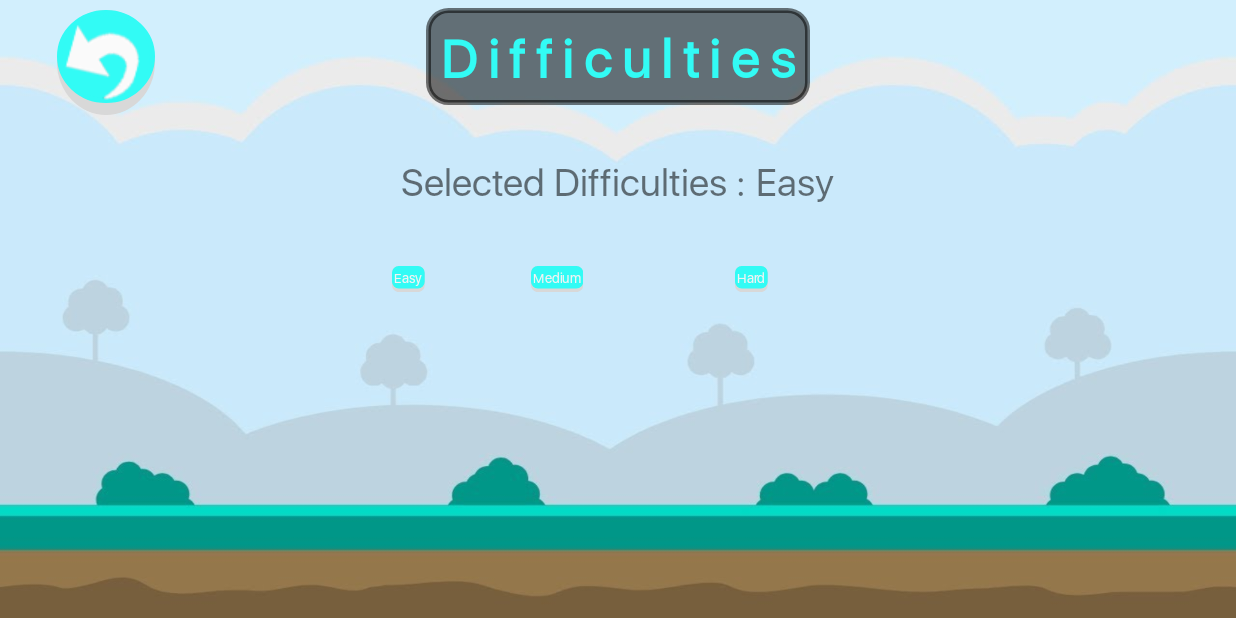
After one commit to 01richardrs/Educational-App, an Android app: the Difficulties screen opened directly, with no data from a screen before it, on a phone screen of 824 x 412 dp (held sideways). The commit adds this screen. Run offline under Robolectric (Android 15) with nearby library versions, the phone set to English and light mode, and no system bars.

Commit message:
Add Difficulties Features

```diff
--- /dev/null
+++ b/app/src/main/java/com/richardrs/example/educationalapp/Difficulties.java
@@ -0,0 +1,112 @@
+package com.richardrs.example.educationalapp;
+
+import androidx.appcompat.app.AppCompatActivity;
+
+import android.content.SharedPreferences;
+import android.os.Bundle;
+import android.view.View;
+import android.view.animation.Animation;
+import android.view.animation.AnimationUtils;
+import android.widget.Button;
+import android.widget.ImageButton;
+import android.widget.TextView;
+import android.widget.Toast;
+
+public class Difficulties extends AppCompatActivity {
+    public int Difficulties;
+
+    @Override
+    protected void onCreate(Bundle savedInstanceState) {
+        super.onCreate(savedInstanceState);
+        setContentView(R.layout.activity_difficulties);
+
+        ImageButton back = (ImageButton) findViewById(R.id.back);
+        final Button Easy = (Button)findViewById(R.id.easy);
+        final Button Medium = (Button)findViewById(R.id.medium);
+        final Button Hard = (Button)findViewById(R.id.hard);
+        final TextView diff = (TextView)findViewById(R.id.textViewso);
+
+        Difficulties = 1;
+
+
+        SharedPreferences preferences = getSharedPreferences("Pref",MODE_PRIVATE);
+        int difficulties = preferences.getInt("DIFFICULTIES",1);
+        if(difficulties == 1){
+            diff.setText("Easy");
+        }else if(difficulties == 2){
+            diff.setText("Medium");
+        }else if(difficulties == 3){
+            diff.setText("Hard");
+        }else{
+            diff.setText("Easy");
+        }
+
+        final Animation bonce = AnimationUtils.loadAnimation(this, R.anim.bounce);
+        Bounce interpolator = new Bounce(0.2, 20);
+        bonce.setInterpolator(interpolator);
+
+        Easy.setAnimation(bonce);
+        Medium.setAnimation(bonce);
+        Hard.setAnimation(bonce);
+
+        Easy.setOnClickListener(new View.OnClickListener() {
+            @Override
+            public void onClick(View v) {
+                Bounce interpolator = new Bounce(0.3, 25);
+                bonce.setInterpolator(interpolator);
+                Easy.startAnimation(bonce);
+                Difficulties = 1;
+                diff.setText("Easy");
+                Toast.makeText(Difficulties.this, "Set on Easy.",
+                        Toast.LENGTH_SHORT).show();
+            }
+        });
+
+        Medium.setOnClickListener(new View.OnClickListener() {
+            @Override
+            public void onClick(View v) {
+                Bounce interpolator = new Bounce(0.3, 25);
+                bonce.setInterpolator(interpolator);
+                Medium.startAnimation(bonce);
+                Difficulties = 2;
+
+                diff.setText("Medium");
+                Toast.makeText(Difficulties.this, "Set on Medium.",
+                        Toast.LENGTH_SHORT).show();
+            }
+        });
+
+        Hard.setOnClickListener(new View.OnClickListener() {
+            @Override
+            public void onClick(View v) {
+                Bounce interpolator = new Bounce(0.3, 25);
+                bonce.setInterpolator(interpolator);
+                Hard.startAnimation(bonce);
+                Difficulties = 3;
+
+                diff.setText("Hard");
+                Toast.makeText(Difficulties.this, "Set on Hard.",
+                        Toast.LENGTH_SHORT).show();
+            }
+        });
+
+        back.setOnClickListener(new View.OnClickListener() {
+            @Override
+            public void onClick(View v) {
+                finish();
+            }
+        });
+
+
+    }
+
+    @Override
+    protected void onDestroy() {
+        super.onDestroy();
+        SharedPreferences preferences = getSharedPreferences("Pref", MODE_PRIVATE);
+        final SharedPreferences.Editor editor = preferences.edit();
+
+        editor.putInt("DIFFICULTIES",Difficulties);
+        editor.apply();
+    }
+}
--- /dev/null
+++ b/app/src/main/res/layout/activity_difficulties.xml
@@ -0,0 +1,122 @@
+<?xml version="1.0" encoding="utf-8"?>
+<androidx.constraintlayout.widget.ConstraintLayout xmlns:android="http://schemas.android.com/apk/res/android"
+    xmlns:app="http://schemas.android.com/apk/res-auto"
+    xmlns:tools="http://schemas.android.com/tools"
+    android:layout_width="match_parent"
+    android:layout_height="match_parent"
+    tools:context=".Difficulties"
+    android:background="@drawable/bg"
+    >
+
+
+    <ImageButton
+        android:id="@+id/back"
+        android:layout_width="wrap_content"
+        android:layout_height="wrap_content"
+        android:layout_alignParentTop="true"
+        android:layout_alignParentRight="true"
+        android:background="@drawable/circ_button"
+        android:paddingLeft="5dp"
+        android:paddingTop="10dp"
+        android:paddingRight="10dp"
+        android:paddingBottom="10dp"
+        android:src="@drawable/back"
+        app:layout_constraintBottom_toBottomOf="parent"
+        app:layout_constraintEnd_toEndOf="parent"
+        app:layout_constraintHorizontal_bias="0.05"
+        app:layout_constraintStart_toStartOf="parent"
+        app:layout_constraintTop_toTopOf="parent"
+        app:layout_constraintVertical_bias="0.01999998" />
+
+    <TextView
+        android:layout_marginTop="5dp"
+        android:padding="10dp"
+        android:background="@drawable/backgroundss"
+        android:id="@+id/textView"
+        android:layout_width="wrap_content"
+        android:layout_height="wrap_content"
+        android:letterSpacing="0.2"
+        android:paddingTop="10dp"
+        android:paddingBottom="10dp"
+        android:text="Difficulties"
+        android:textColor="#32FBF5"
+        android:textSize="35dp"
+        android:textStyle="bold"
+        app:layout_constraintBottom_toBottomOf="parent"
+        app:layout_constraintEnd_toEndOf="parent"
+        app:layout_constraintStart_toStartOf="parent"
+        app:layout_constraintTop_toTopOf="parent"
+        app:layout_constraintVertical_bias="0.0" />
+
+    <LinearLayout
+        android:layout_width="match_parent"
+        android:layout_height="wrap_content"
+        android:gravity="center"
+        app:layout_constraintBottom_toBottomOf="@+id/linearLayout6"
+        app:layout_constraintTop_toTopOf="parent">
+
+        <TextView
+            android:layout_width="wrap_content"
+            android:layout_height="wrap_content"
+            android:text="Selected Difficulties : "
+            android:textSize="25dp" />
+
+        <TextView
+            android:layout_width="wrap_content"
+            android:layout_height="wrap_content"
+            android:id="@+id/textViewso"
+            android:text="Easy"
+            android:textSize="25dp" />
+    </LinearLayout>
+
+    <LinearLayout
+        android:gravity="center"
+        android:id="@+id/linearLayout6"
+        android:layout_width="match_parent"
+        android:layout_height="wrap_content"
+        app:layout_constraintBottom_toBottomOf="parent"
+        app:layout_constraintTop_toTopOf="parent">
+
+        <Button
+            android:id="@+id/easy"
+            android:layout_margin="10dp"
+            android:paddingTop="5dp"
+            android:paddingLeft="5dp"
+            android:paddingRight="5dp"
+            android:paddingBottom="8dp"
+            android:background="@drawable/button"
+            android:layout_width="wrap_content"
+            android:layout_height="wrap_content"
+            android:text="Easy"
+            android:textSize="30dp" />
+        <Button
+            android:id="@+id/medium"
+            android:layout_margin="10dp"
+            android:paddingTop="5dp"
+            android:paddingLeft="5dp"
+            android:paddingRight="5dp"
+            android:paddingBottom="8dp"
+            android:background="@drawable/button"
+            android:layout_width="wrap_content"
+            android:layout_height="wrap_content"
+            android:text="Medium"
+            android:textSize="30dp" />
+        <Button
+            android:id="@+id/hard"
+            android:layout_margin="10dp"
+            android:paddingTop="5dp"
+            android:paddingLeft="5dp"
+            android:paddingRight="5dp"
+            android:paddingBottom="8dp"
+            android:background="@drawable/button"
+            android:layout_width="wrap_content"
+            android:layout_height="wrap_content"
+            android:text="Hard"
+            android:textSize="30dp" />
+
+    </LinearLayout>
+
+
+
+
+</androidx.constraintlayout.widget.ConstraintLayout>
```
Also changed, not shown: app/src/main/AndroidManifest.xml (+5 -2 lines), app/src/main/java/com/richardrs/example/educationalapp/GameView.java (+25 -6 lines), app/src/main/java/com/richardrs/example/educationalapp/MainActivity.java (+15 -0 lines), app/src/main/res/layout/activity_main.xml (+22 -2 lines).
